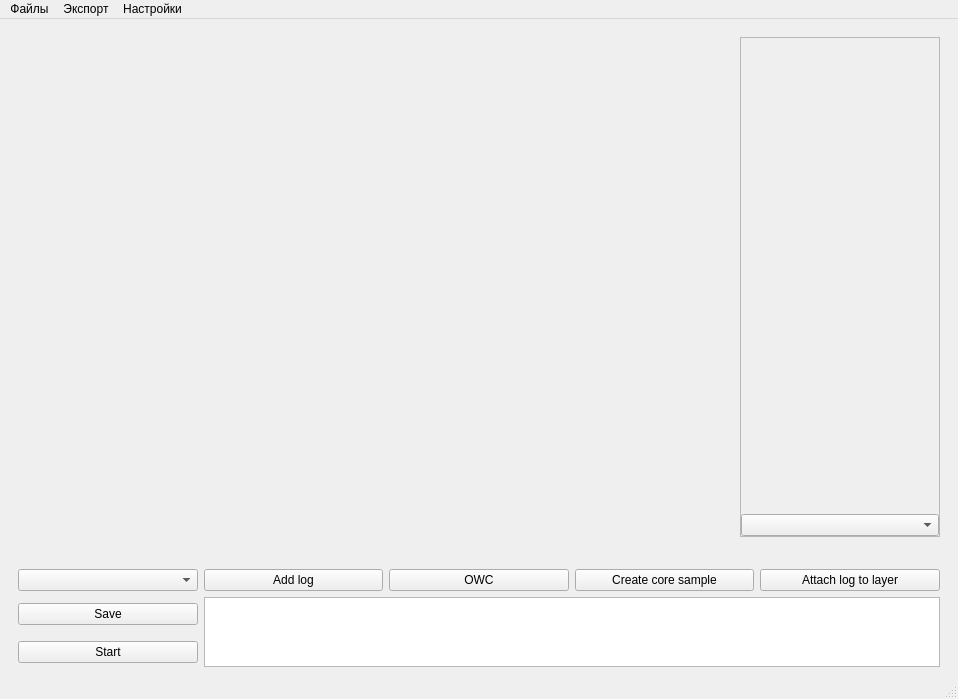
CheckListHW/InputLogs, file ui/log_input_form.ui: the form before one commit.
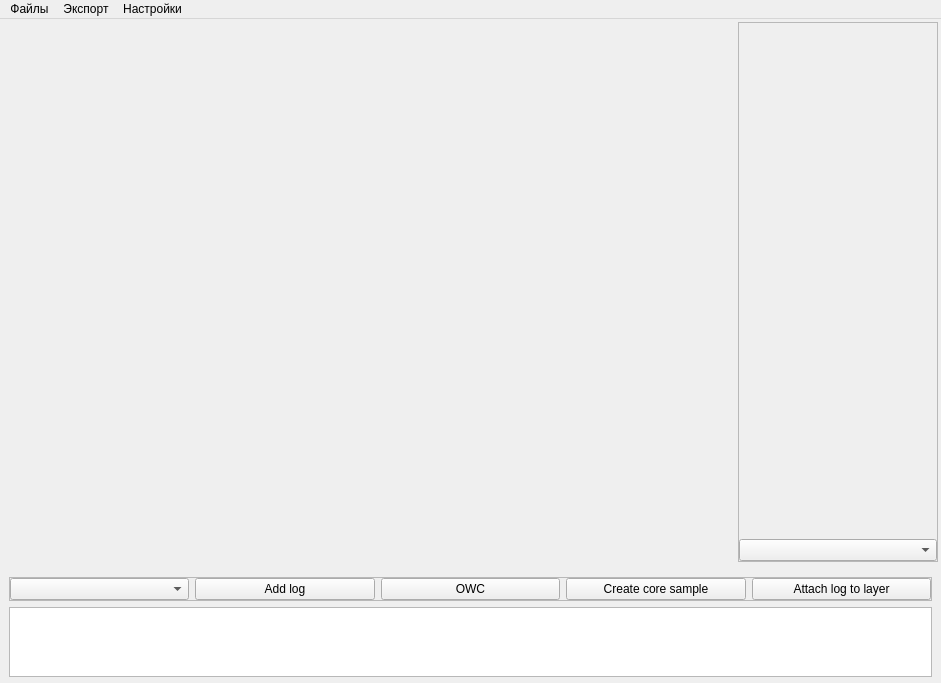
The form after the commit.

```diff
--- a/ui/log_input_form.ui
+++ b/ui/log_input_form.ui
@@ -6,7 +6,7 @@
    <rect>
     <x>0</x>
     <y>0</y>
-    <width>958</width>
+    <width>941</width>
     <height>683</height>
    </rect>
   </property>
@@ -15,9 +15,33 @@
   </property>
   <widget class="QWidget" name="centralwidget">
    <layout class="QVBoxLayout" name="verticalLayout">
+    <property name="leftMargin">
+     <number>3</number>
+    </property>
+    <property name="topMargin">
+     <number>3</number>
+    </property>
+    <property name="rightMargin">
+     <number>3</number>
+    </property>
+    <property name="bottomMargin">
+     <number>3</number>
+    </property>
     <item>
      <widget class="QWidget" name="widget" native="true">
       <layout class="QHBoxLayout" name="horizontalLayout">
+       <property name="leftMargin">
+        <number>0</number>
+       </property>
+       <property name="topMargin">
+        <number>0</number>
+       </property>
+       <property name="rightMargin">
+        <number>0</number>
+       </property>
+       <property name="bottomMargin">
+        <number>0</number>
+       </property>
        <item>
         <widget class="QWidget" name="mapPlotWidget" native="true">
          <property name="minimumSize">
@@ -97,24 +121,47 @@
         <height>100</height>
        </size>
       </property>
-      <layout class="QGridLayout" name="gridLayout">
+      <layout class="QVBoxLayout" name="verticalLayout_3">
        <property name="sizeConstraint">
         <enum>QLayout::SetMinimumSize</enum>
        </property>
-       <item row="1" column="2" rowspan="2" colspan="4">
-        <widget class="QTextEdit" name="logText"/>
-       </item>
-       <item row="2" column="0">
-        <widget class="QPushButton" name="startButton">
-         <property name="enabled">
-          <bool>true</bool>
-         </property>
-         <property name="text">
-          <string>Start</string>
-         </property>
-        </widget>
-       </item>
-       <item row="0" column="2">
+       <property name="leftMargin">
+        <number>6</number>
+       </property>
+       <property name="topMargin">
+        <number>3</number>
+       </property>
+       <property name="rightMargin">
+        <number>6</number>
+       </property>
+       <property name="bottomMargin">
+        <number>9</number>
+       </property>
+       <item>
+        <widget class="QFrame" name="frame_2">
+         <property name="frameShape">
+          <enum>QFrame::StyledPanel</enum>
+         </property>
+         <property name="frameShadow">
+          <enum>QFrame::Raised</enum>
+         </property>
+         <layout class="QHBoxLayout" name="horizontalLayout_2">
+          <property name="leftMargin">
+           <number>0</number>
+          </property>
+          <property name="topMargin">
+           <number>0</number>
+          </property>
+          <property name="rightMargin">
+           <number>0</number>
+          </property>
+          <property name="bottomMargin">
+           <number>0</number>
+          </property>
+          <item>
+           <widget class="QComboBox" name="chooseLayerComboBox"/>
+          </item>
+          <item>
         <widget class="QPushButton" name="chooseLogButton">
          <property name="enabled">
           <bool>true</bool>
@@ -124,30 +171,7 @@
          </property>
         </widget>
        </item>
-       <item row="0" column="5">
-        <widget class="QPushButton" name="attachLogButton">
-         <property name="enabled">
-          <bool>true</bool>
-         </property>
-         <property name="text">
-          <string>Attach log to layer</string>
-         </property>
-        </widget>
-       </item>
-       <item row="1" column="0">
-        <widget class="QPushButton" name="saveButton">
-         <property name="enabled">
-          <bool>true</bool>
-         </property>
-         <property name="text">
-          <string>Save</string>
-         </property>
-        </widget>
-       </item>
-       <item row="0" column="0">
-        <widget class="QComboBox" name="chooseLayerComboBox"/>
-       </item>
-       <item row="0" column="3">
+          <item>
         <widget class="QPushButton" name="owcButton">
          <property name="enabled">
           <bool>true</bool>
@@ -157,13 +181,29 @@
          </property>
         </widget>
        </item>
-       <item row="0" column="4">
+          <item>
         <widget class="QPushButton" name="createCoreSampleButton">
          <property name="text">
           <string>Create core sample</string>
          </property>
         </widget>
        </item>
+          <item>
+           <widget class="QPushButton" name="attachLogButton">
+            <property name="enabled">
+             <bool>true</bool>
+            </property>
+            <property name="text">
+             <string>Attach log to layer</string>
+            </property>
+           </widget>
+          </item>
+         </layout>
+        </widget>
+       </item>
+       <item>
+        <widget class="QTextEdit" name="logText"/>
+       </item>
       </layout>
      </widget>
     </item>
@@ -174,7 +214,7 @@
     <rect>
      <x>0</x>
      <y>0</y>
-     <width>958</width>
+     <width>941</width>
      <height>21</height>
     </rect>
    </property>
@@ -203,7 +243,6 @@
    <addaction name="menu_2"/>
    <addaction name="menu_3"/>
   </widget>
-  <widget class="QStatusBar" name="statusbar"/>
   <action name="openFileAction">
    <property name="text">
     <string>Открыть</string>
```
Lines whose indentation alone changed are shown as unchanged.
